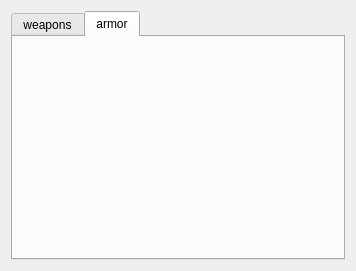
This is ui/ui_ItemWidget.ui in Kamduis/SoulCreator as Qt 5 draws it before an edit. The edited form follows.
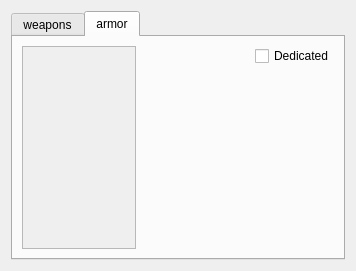
This is the edited form. The open tabs and pages were chosen to show the change.

What changed in the file:
```diff
--- a/ui/ui_ItemWidget.ui
+++ b/ui/ui_ItemWidget.ui
@@ -122,6 +122,80 @@
       <attribute name="title">
        <string>armor</string>
       </attribute>
+      <layout class="QHBoxLayout" name="horizontalLayout_2">
+       <item>
+        <widget class="QScrollArea" name="scrollArea">
+         <property name="widgetResizable">
+          <bool>true</bool>
+         </property>
+         <widget class="QWidget" name="scrollAreaWidgetContents">
+          <property name="geometry">
+           <rect>
+            <x>0</x>
+            <y>0</y>
+            <width>114</width>
+            <height>219</height>
+           </rect>
+          </property>
+          <layout class="QVBoxLayout" name="verticalLayout_5">
+           <item>
+            <layout class="QVBoxLayout" name="layout_armor"/>
+           </item>
+           <item>
+            <spacer name="verticalSpacer_3">
+             <property name="orientation">
+              <enum>Qt::Vertical</enum>
+             </property>
+             <property name="sizeHint" stdset="0">
+              <size>
+               <width>20</width>
+               <height>202</height>
+              </size>
+             </property>
+            </spacer>
+           </item>
+          </layout>
+         </widget>
+        </widget>
+       </item>
+       <item>
+        <spacer name="horizontalSpacer">
+         <property name="orientation">
+          <enum>Qt::Horizontal</enum>
+         </property>
+         <property name="sizeHint" stdset="0">
+          <size>
+           <width>40</width>
+           <height>20</height>
+          </size>
+         </property>
+        </spacer>
+       </item>
+       <item>
+        <layout class="QVBoxLayout" name="verticalLayout_6">
+         <item>
+          <widget class="QCheckBox" name="checkBox">
+           <property name="text">
+            <string>Dedicated</string>
+           </property>
+          </widget>
+         </item>
+         <item>
+          <spacer name="verticalSpacer_4">
+           <property name="orientation">
+            <enum>Qt::Vertical</enum>
+           </property>
+           <property name="sizeHint" stdset="0">
+            <size>
+             <width>20</width>
+             <height>40</height>
+            </size>
+           </property>
+          </spacer>
+         </item>
+        </layout>
+       </item>
+      </layout>
      </widget>
     </widget>
    </item>
```
Left out of the diff: 2 changed lines with no effect on the pictures.
